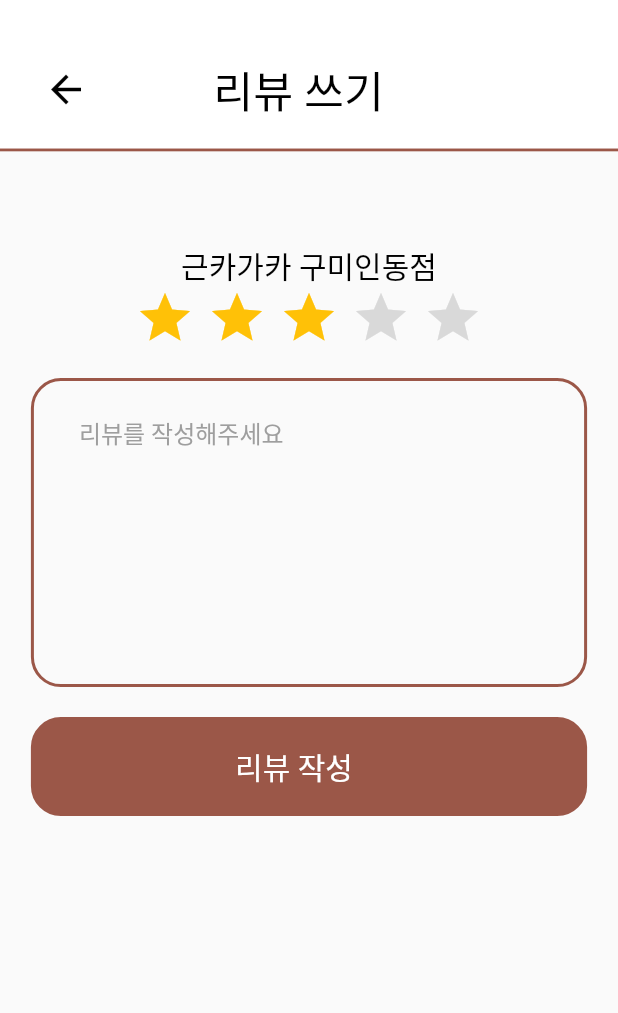
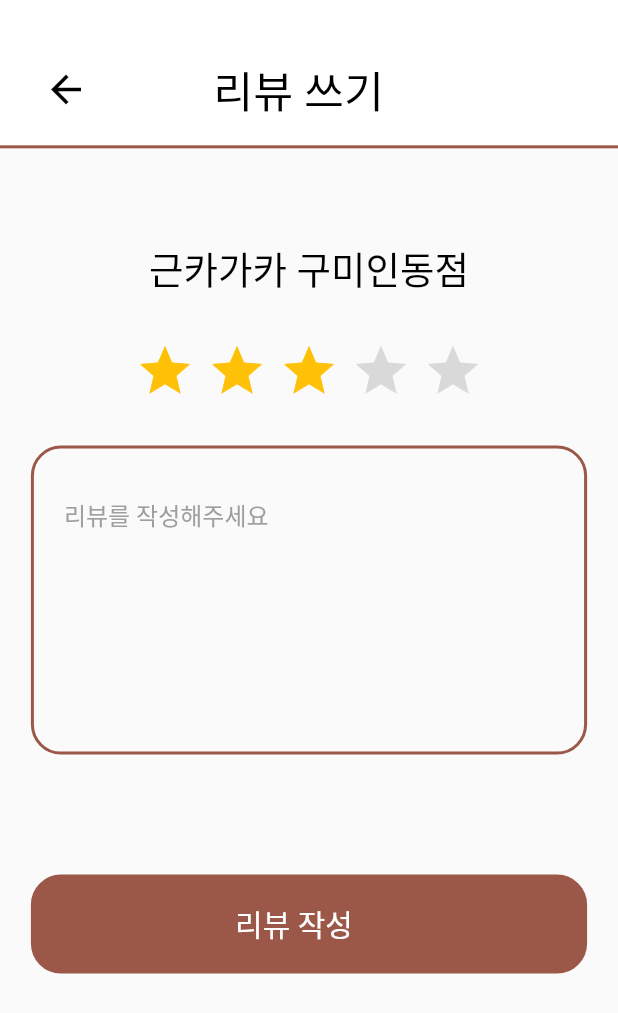
Before and after one commit to sudurubackback/guncagaca, a Flutter app: the ReviewCreatePage screen opened directly, on a phone screen of 412 x 824 dp. Shown: the top 1013 px of the screen. Run offline on Flutter 3.47's test engine with Material 2 defaults, Android fonts, the phone set to English and light mode, and no system bars; drawn by our look-alikes of flutter_rating_bar; our stand-ins replace get; Roboto replaces fonts that are missing (omu).

Commit message:
✏ modify : 리뷰쓰기 구현 | 김제준 | reviewcreate_component.dart, reviewcreate_view.dart

```diff
--- a/front/guncagaca/lib/main.dart
+++ b/front/guncagaca/lib/main.dart
@@ -24,7 +24,8 @@ class MyApp extends StatelessWidget {
       // home: DefaultLayout(child: RootTab()),
       home: LandingPage(),
       theme: ThemeData(
-          fontFamily: 'omu'),
+          fontFamily: 'omu',
+      ),
       themeMode: ThemeMode.system,
     );
   }
--- a/front/guncagaca/lib/mypage/review.dart
+++ b/front/guncagaca/lib/mypage/review.dart
@@ -1,6 +1,8 @@
 import 'package:flutter/material.dart';
 import 'package:flutter/services.dart';
-import 'package:guncagaca/mypage/reivewcreate.dart';
+
+import '../review/reviewcreate_view.dart';
+
 
 
 class ReviewPage extends StatefulWidget {
--- a/front/guncagaca/lib/mypage/view/mypage_view.dart
+++ b/front/guncagaca/lib/mypage/view/mypage_view.dart
@@ -5,7 +5,10 @@ import 'package:guncagaca/mypage/nickname.dart';
 import 'package:guncagaca/mypage/passwordchange.dart';
 import 'package:guncagaca/mypage/point.dart';
 import 'package:guncagaca/mypage/review.dart';
-import 'package:guncagaca/order/order.dart';
+
+import '../../order/order.dart';
+
+
 
 
 class MypageView extends StatelessWidget {
--- /dev/null
+++ b/front/guncagaca/lib/review/reviewcreate_component.dart
@@ -0,0 +1,74 @@
+import 'package:flutter/material.dart';
+import 'package:flutter_rating_bar/flutter_rating_bar.dart';
+
+class ReviewInputComponent extends StatelessWidget {
+  final double rating;
+  final ValueChanged<double> onRatingUpdate;
+  final TextEditingController textEditingController;
+
+  const ReviewInputComponent({
+    Key? key,
+    required this.rating,
+    required this.onRatingUpdate,
+    required this.textEditingController,
+  }) : super(key: key);
+
+  @override
+  Widget build(BuildContext context) {
+    return Column(
+      children: [
+        Text(
+          "근카가카 구미인동점",
+          style: TextStyle(fontSize: 25, color: Color(0xff000000)),
+          textAlign: TextAlign.center,
+        ),
+        Padding(
+          padding: EdgeInsets.symmetric(vertical: 30),
+          child: RatingBar.builder(
+            initialRating: rating,
+            minRating: 0.5,
+            direction: Axis.horizontal,
+            allowHalfRating: true,
+            itemCount: 5,
+            glow: false,
+            itemPadding: EdgeInsets.symmetric(horizontal: 4.0),
+            itemBuilder: (context, _) => Icon(
+              Icons.star,
+              color: Colors.amber,
+            ),
+            unratedColor: Color(0xffD9D9D9),
+            onRatingUpdate: onRatingUpdate,
+          ),
+        ),
+        Container(
+          width: MediaQuery.of(context).size.width * 0.9,
+          height: MediaQuery.of(context).size.height * 0.25,
+          padding: EdgeInsets.symmetric(horizontal: 20.0, vertical: 20.0),
+          margin: EdgeInsets.only(bottom: 40.0),
+          decoration: BoxDecoration(
+            border: Border.all(
+              color: Color(0xff9B5748),
+              width: 2.0,
+            ),
+            borderRadius: BorderRadius.circular(20.0),
+          ),
+          child: TextField(
+            controller: textEditingController,
+            textAlignVertical: TextAlignVertical.top,
+            maxLines: null,
+            decoration: InputDecoration(
+              border: InputBorder.none,
+              hintText: '리뷰를 작성해주세요',
+              hintStyle: TextStyle(
+                fontSize: 16.0,
+                color: Colors.grey,
+              ),
+              contentPadding: EdgeInsets.zero,
+            ),
+            textInputAction: TextInputAction.newline,
+          ),
+        ),
+      ],
+    );
+  }
+}
--- a/front/guncagaca/lib/mypage/reivewcreate.dart
+++ b/front/guncagaca/lib/review/reviewcreate_view.dart
@@ -1,6 +1,7 @@
 import 'package:flutter/material.dart';
 import 'package:flutter/services.dart';
-import 'package:flutter_rating_bar/flutter_rating_bar.dart'; // RatingBar 패키지 추가
+import 'reviewcreate_component.dart';
+
 
 class ReviewCreatePage extends StatefulWidget {
   @override
@@ -8,7 +9,8 @@ class ReviewCreatePage extends StatefulWidget {
 }
 
 class _ReviewCreateState extends State<ReviewCreatePage> {
-  double _rating = 3.0; // 초기 별점 설정
+  double _rating = 3.0;
+  TextEditingController _textEditingController = TextEditingController();
 
   @override
   Widget build(BuildContext context) {
@@ -22,8 +24,8 @@ class _ReviewCreateState extends State<ReviewCreatePage> {
         preferredSize: Size.fromHeight(MediaQuery.of(context).size.height * 0.12),
         child: AppBar(
           backgroundColor: Colors.white,
-          elevation: 0, // 밑 줄 제거
-          automaticallyImplyLeading: false, // leading 영역을 자동으로 생성하지 않도록 설정
+          elevation: 0,
+          automaticallyImplyLeading: false,
           flexibleSpace: Center(
             child: Row(
               children: <Widget>[
@@ -53,71 +55,30 @@ class _ReviewCreateState extends State<ReviewCreatePage> {
               ],
             ),
           ),
+          bottom: PreferredSize(
+            preferredSize: Size.fromHeight(2.0),
+            child: Container(
+              color: Color(0xff9B5748),
+              height: 2.0,
+            ),
+          ),
         ),
       ),
       body: SingleChildScrollView(
         child: Column(
           children: [
-            Container(
-              color: Color(0xff9B5748),
-              height: 2.0,
-            ),
             SizedBox(height: MediaQuery.of(context).size.height * 0.05),
             Container(
               width: double.infinity,
               padding: EdgeInsets.symmetric(vertical: 20),
-              child: Column(
-                children: [
-                  Text(
-                    "근카가카 구미인동점",
-                    style: TextStyle(fontSize: 20, color: Color(0xff000000)),
-                    textAlign: TextAlign.center,
-                  ),
-                  RatingBar.builder(
-                    initialRating: _rating,
-                    minRating: 0.5,
-                    direction: Axis.horizontal,
-                    allowHalfRating: true,
-                    itemCount: 5,
-                    itemPadding: EdgeInsets.symmetric(horizontal: 4.0),
-                    itemBuilder: (context, _) => Icon(
-                      Icons.star,
-                      color: Colors.amber,
-                    ),
-                    unratedColor: Color(0xffD9D9D9),
-                    onRatingUpdate: (rating) {
-                      setState(() {
-                        _rating = rating;
-                      });
-                    },
-                  ),
-                ],
-              ),
-            ),
-            Container(
-              width: MediaQuery.of(context).size.width * 0.9,
-              height: MediaQuery.of(context).size.height * 0.25,
-              padding: EdgeInsets.symmetric(horizontal: 30.0, vertical: 10.0),
-              decoration: BoxDecoration(
-                border: Border.all(
-                  color: Color(0xff9B5748),
-                  width: 2.0,
-                ),
-                borderRadius: BorderRadius.circular(20.0),
-              ),
-              child: TextField(
-                textAlignVertical: TextAlignVertical.top,
-                maxLines: null, // 여러 줄 입력 가능하도록 설정
-                decoration: InputDecoration(
-                  border: InputBorder.none,
-                  hintText: '리뷰를 작성해주세요',
-                  hintStyle: TextStyle(
-                    fontSize: 16.0,
-                    color: Colors.grey,
-                  ),
-                  contentPadding: EdgeInsets.zero,
-                ),
-                textInputAction: TextInputAction.newline, // 엔터 키를 눌렀을 때 줄바꿈
+              child: ReviewInputComponent(
+                rating: _rating,
+                onRatingUpdate: (rating) {
+                  setState(() {
+                    _rating = rating;
+                  });
+                },
+                textEditingController: _textEditingController,
               ),
             ),
             Container(
--- a/front/guncagaca/pubspec.yaml
+++ b/front/guncagaca/pubspec.yaml
@@ -36,7 +36,7 @@ dependencies:
   # Use with the CupertinoIcons class for iOS style icons.
   cupertino_icons: ^1.0.2
   get: ^4.6.6
-  flutter_rating_bar: ^4.0.0
+  flutter_rating_bar: ^4.0.1
 
 dev_dependencies:
   flutter_test:
```
